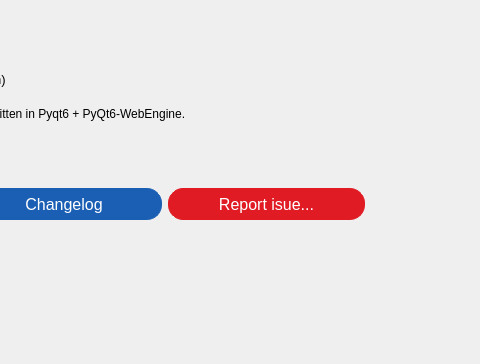
Old version of the form zapzap/view/settings.ui in the repository rafatosta/zapzap; both pictures show x 602 to 1082 and y 0 to 364 of the 1082 by 659 pixel window.
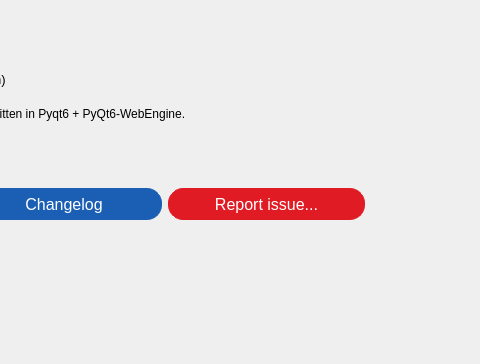
New version of the form. The open tabs and pages were chosen to show the change.

Commit message: Small typo in about tab

```diff
--- a/zapzap/view/settings.ui
+++ b/zapzap/view/settings.ui
@@ -2033,8 +2033,8 @@
            <rect>
             <x>0</x>
             <y>0</y>
-            <width>636</width>
-            <height>274</height>
+            <width>832</width>
+            <height>659</height>
            </rect>
           </property>
           <layout class="QVBoxLayout" name="verticalLayout_17">
@@ -2279,7 +2279,7 @@
                         <cursorShape>PointingHandCursor</cursorShape>
                        </property>
                        <property name="text">
-                        <string>Report isue...</string>
+                        <string>Report issue...</string>
                        </property>
                       </widget>
                      </item>
```
Left out of the diff: 14 changed lines with no effect on the pictures. The commit also changes 4 other files.
